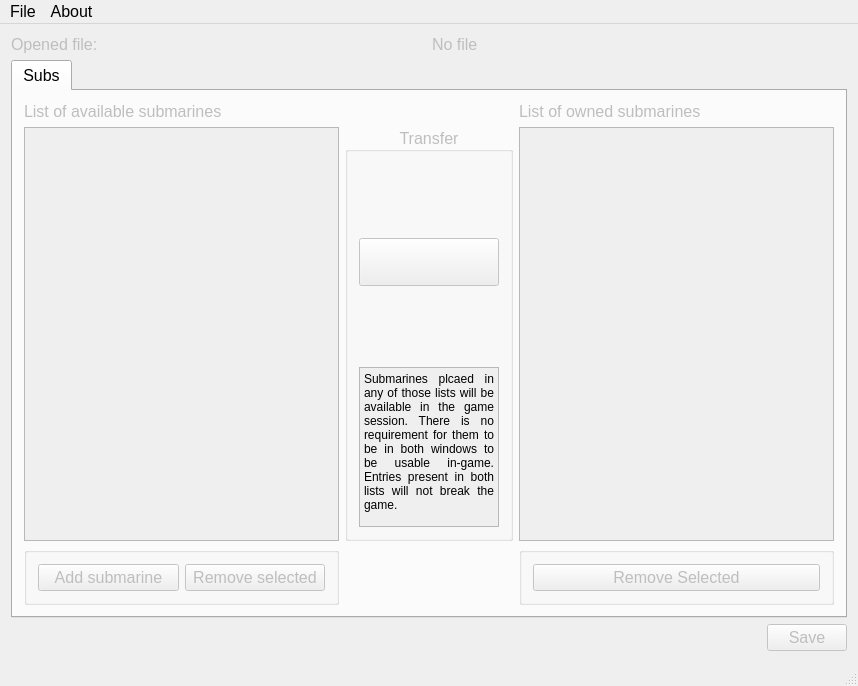
StylishTriangles/BarotraumaSaveEditor, file mainwindow.ui: the form before one commit.
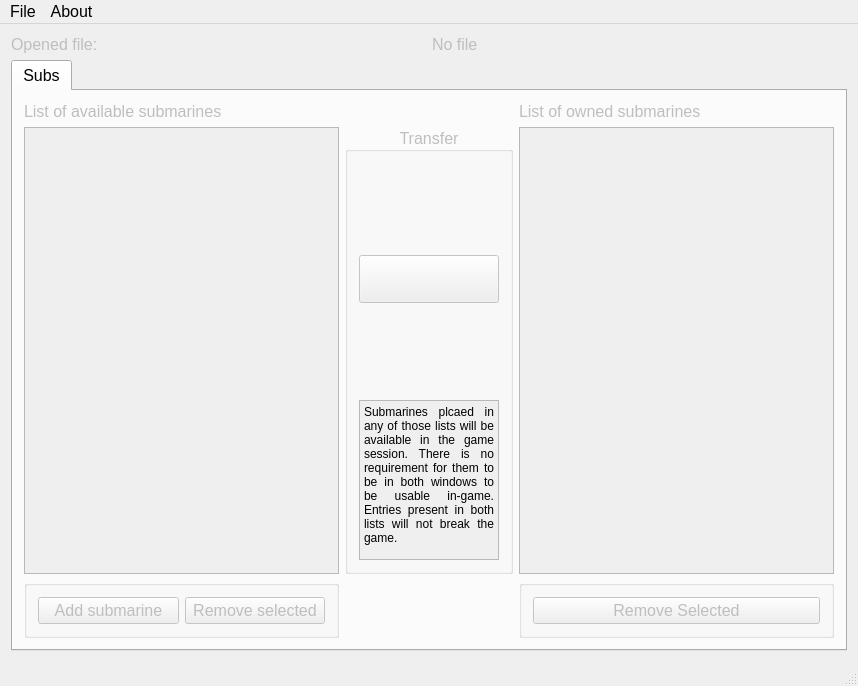
The form after the commit. Icons and pictures are not drawn. Custom widgets are drawn as their Qt base class.

What changed in the file:
```diff
--- a/mainwindow.ui
+++ b/mainwindow.ui
@@ -395,33 +395,6 @@
          </widget>
         </widget>
        </item>
-       <item>
-        <layout class="QGridLayout" name="gridLayout_2">
-         <item row="0" column="1">
-          <widget class="QPushButton" name="saveButton">
-           <property name="enabled">
-            <bool>false</bool>
-           </property>
-           <property name="text">
-            <string>Save</string>
-           </property>
-          </widget>
-         </item>
-         <item row="0" column="0">
-          <spacer name="horizontalSpacer">
-           <property name="orientation">
-            <enum>Qt::Horizontal</enum>
-           </property>
-           <property name="sizeHint" stdset="0">
-            <size>
-             <width>40</width>
-             <height>20</height>
-            </size>
-           </property>
-          </spacer>
-         </item>
-        </layout>
-       </item>
       </layout>
      </widget>
     </item>
```
Left out of the diff: 13 changed lines with no effect on the pictures.
